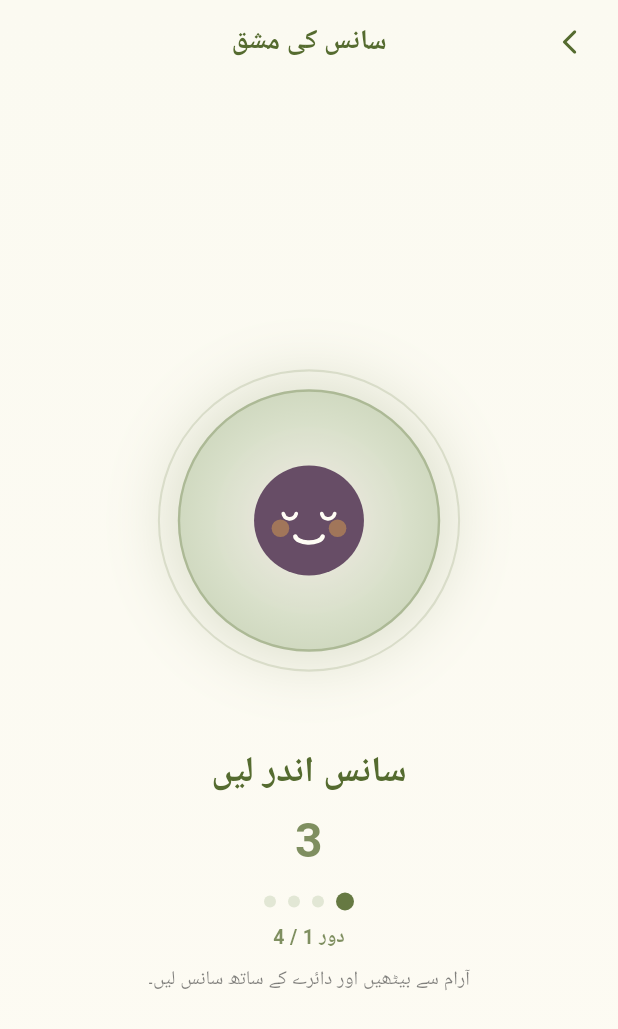
After one commit to nayabamna770-art/alfaaz, a Flutter app: the BreathingExerciseScreen screen opened directly, on a phone screen of 412 x 824 dp. The commit adds this screen. Shown: the top 1029 px of the screen. Run offline on Flutter 3.47's test engine with Material 3 defaults, Android fonts, the phone set to English and light mode, and no system bars; our stand-ins replace confetti, flutter_tts, just_audio, shared_preferences, smooth_page_indicator, supabase_flutter; missing offline and left inert: record; accounts and stored records are empty.

Commit message:
building confidence screen and expanding breathing exercise

```diff
--- /dev/null
+++ b/lib/screens/confidence/breathing_exercise_screen.dart
@@ -0,0 +1,547 @@
+import 'dart:math' as math;
+
+import 'package:flutter/material.dart';
+
+import '../../services/storage_service.dart';
+import '../../theme/app_colors.dart';
+import '../../widgets/bol_mascot_widget.dart';
+
+/// Guided box-breathing exercise opened from the "Breathing" card in the
+/// Confidence tab.
+///
+/// One cycle = inhale 4s -> hold 4s -> exhale 4s -> hold 4s (16s total),
+/// repeated 4 times. After the last cycle a short "How do you feel?"
+/// self-check is shown, and "Done" returns to the Confidence menu.
+///
+/// No recording or mic permission is involved.
+class BreathingExerciseScreen extends StatefulWidget {
+  const BreathingExerciseScreen({super.key});
+
+  @override
+  State<BreathingExerciseScreen> createState() =>
+      _BreathingExerciseScreenState();
+}
+
+class _BreathingExerciseScreenState extends State<BreathingExerciseScreen>
+    with TickerProviderStateMixin {
+  // Hardcoded hex values reused from the Confidence menu (no new colors):
+  // 1. Screen background cream: #FFFDF5
+  // 2. Olive accent: #556B2F
+  // 3. Light olive tint: #E8EEDC
+  // 4. Muted cream/olive badge tone: #E2E7D5
+  static const Color _screenBg = Color(0xFFFFFDF5);
+  static const Color _oliveAccent = Color(0xFF556B2F);
+  static const Color _oliveTint = Color(0xFFE8EEDC);
+  static const Color _badgeTone = Color(0xFFE2E7D5);
+
+  static const int _totalCycles = 4;
+  static const int _phaseSeconds = 4;
+  static const double _cycleSeconds = _phaseSeconds * 4; // 16s per cycle
+  static const double _sessionSeconds = _cycleSeconds * _totalCycles; // 64s
+
+  /// Runs all 4 cycles back to back so the breath never stutters between them.
+  late final AnimationController _controller;
+
+  /// Independent slow pulse for the soft glow around the circle.
+  late final AnimationController _glowController;
+
+  bool _showSelfCheck = false;
+  int? _selectedFeeling; // 0 = calm/good, 1 = neutral/okay
+
+  bool get _isUrdu => StorageService.getLanguagePref() == 'ur';
+
+  @override
+  void initState() {
+    super.initState();
+
+    _glowController = AnimationController(
+      vsync: this,
+      duration: const Duration(milliseconds: 2200),
+    )..repeat(reverse: true);
+
+    _controller = AnimationController(
+      vsync: this,
+      duration: const Duration(seconds: _phaseSeconds * 4 * _totalCycles),
+    )..addStatusListener(_onSessionStatus);
+
+    _controller.forward();
+  }
+
+  void _onSessionStatus(AnimationStatus status) {
+    if (status != AnimationStatus.completed) return;
+    _glowController.stop();
+    setState(() => _showSelfCheck = true);
+  }
+
+  @override
+  void dispose() {
+    _controller.removeStatusListener(_onSessionStatus);
+    _controller.dispose();
+    _glowController.dispose();
+    super.dispose();
+  }
+
+  // ---------------------------------------------------------------------------
+  // Cycle math
+  // ---------------------------------------------------------------------------
+
+  /// Index of the cycle in progress (0..3).
+  int _cycleIndex(double t) {
+    return (t * _sessionSeconds / _cycleSeconds)
+        .floor()
+        .clamp(0, _totalCycles - 1);
+  }
+
+  /// Seconds elapsed inside the current cycle (0..16).
+  double _cycleElapsed(double t) {
+    return (t * _sessionSeconds - _cycleIndex(t) * _cycleSeconds)
+        .clamp(0.0, _cycleSeconds);
+  }
+
+  /// 0 = breathe in, 1 = hold, 2 = breathe out, 3 = hold.
+  int _phaseIndex(double t) {
+    return (_cycleElapsed(t) / _phaseSeconds).floor().clamp(0, 3);
+  }
+
+  /// Seconds elapsed inside the current phase (0..4).
+  double _phaseElapsed(double t) {
+    return (_cycleElapsed(t) - _phaseIndex(t) * _phaseSeconds)
+        .clamp(0.0, _phaseSeconds.toDouble());
+  }
+
+  /// Countdown shown to the user: 4 -> 3 -> 2 -> 1.
+  int _countdown(double t) {
+    return (_phaseSeconds - _phaseElapsed(t)).ceil().clamp(1, _phaseSeconds);
+  }
+
+  /// Eased 0..1 "expansion" of the breath: 0 fully contracted, 1 fully expanded.
+  double _expansion(double t) {
+    final phase = _phaseIndex(t);
+    final progress = (_phaseElapsed(t) / _phaseSeconds).clamp(0.0, 1.0);
+    switch (phase) {
+      case 0: // inhale: grow
+        return Curves.easeInOutSine.transform(progress);
+      case 1: // hold in: stay expanded
+        return 1.0;
+      case 2: // exhale: shrink
+        return 1.0 - Curves.easeInOutSine.transform(progress);
+      default: // hold out: stay contracted
+        return 0.0;
+    }
+  }
+
+  String _phaseLabel(int phase) {
+    switch (phase) {
+      case 0:
+        return _isUrdu ? 'سانس اندر لیں' : 'Breathe in';
+      case 2:
+        return _isUrdu ? 'سانس باہر نکالیں' : 'Breathe out';
+      default:
+        return _isUrdu ? 'روکیں' : 'Hold';
+    }
+  }
+
+  // ---------------------------------------------------------------------------
+  // Build
+  // ---------------------------------------------------------------------------
+
+  @override
+  Widget build(BuildContext context) {
+    return Directionality(
+      textDirection: _isUrdu ? TextDirection.rtl : TextDirection.ltr,
+      child: Scaffold(
+        backgroundColor: _screenBg,
+        body: AnimatedBuilder(
+          animation: Listenable.merge([_controller, _glowController]),
+          builder: (context, _) {
+            final t = _controller.value;
+            final expansion = _showSelfCheck ? 0.0 : _expansion(t);
+
+            // Slow ambient gradient shift: drifts out and back over each cycle
+            // so the background never jumps between cycles.
+            final drift =
+                (1 - math.cos(_cycleElapsed(t) / _cycleSeconds * 2 * math.pi)) /
+                    2;
+            final topColor = Color.lerp(
+              _screenBg,
+              _oliveTint,
+              0.12 + drift * 0.40,
+            )!;
+            final bottomColor = Color.lerp(
+              _screenBg,
+              _badgeTone,
+              0.04 + drift * 0.22,
+            )!;
+
+            return DecoratedBox(
+              decoration: BoxDecoration(
+                gradient: LinearGradient(
+                  begin: Alignment.topCenter,
+                  end: Alignment.bottomCenter,
+                  colors: _showSelfCheck
+                      ? const [_screenBg, _oliveTint]
+                      : [topColor, bottomColor],
+                ),
+              ),
+              child: SafeArea(
+                child: Column(
+                  children: [
+                    _buildHeader(),
+                    Expanded(
+                      child: _showSelfCheck
+                          ? _buildSelfCheck()
+                          : _buildBreathingBody(t, expansion),
+                    ),
+                  ],
+                ),
+              ),
+            );
+          },
+        ),
+      ),
+    );
+  }
+
+  Widget _buildHeader() {
+    return Padding(
+      padding: const EdgeInsets.symmetric(horizontal: 8, vertical: 4),
+      child: Row(
+        children: [
+          IconButton(
+            icon: Icon(
+              _isUrdu
+                  ? Icons.arrow_forward_ios_rounded
+                  : Icons.arrow_back_ios_rounded,
+              color: _oliveAccent,
+              size: 20,
+            ),
+            onPressed: () => Navigator.of(context).pop(),
+          ),
+          Expanded(
+            child: Text(
+              _isUrdu ? 'سانس کی مشق' : 'Breathing',
+              textAlign: TextAlign.center,
+              style: const TextStyle(
+                color: _oliveAccent,
+                fontSize: 18,
+                fontWeight: FontWeight.bold,
+              ),
+            ),
+          ),
+          const SizedBox(width: 48), // balances the leading icon button
+        ],
+      ),
+    );
+  }
+
+  // ---------------------------------------------------------------------------
+  // Breathing view
+  // ---------------------------------------------------------------------------
+
+  Widget _buildBreathingBody(double t, double expansion) {
+    final phase = _phaseIndex(t);
+    final countdown = _countdown(t);
+    final pulse = _glowController.value;
+
+    // Circle scale: contracted 0.62 -> expanded 1.0 of its 220px box.
+    final circleScale = 0.62 + expansion * 0.38;
+    // Bol breathes with the circle, but more gently.
+    final mascotScale = 0.90 + expansion * 0.22;
+
+    return Padding(
+      padding: const EdgeInsets.symmetric(horizontal: 24),
+      child: Column(
+        children: [
+          const Spacer(),
+          SizedBox(
+            // Fits the 220px circle at full expansion plus its 1.16x halo.
+            height: 260,
+            child: Center(
+              child: Stack(
+                alignment: Alignment.center,
+                children: [
+                  // Outer halo ring that pulses softly out of phase.
+                  Transform.scale(
+                    scale: circleScale * (1.10 + pulse * 0.06),
+                    child: Container(
+                      width: 220,
+                      height: 220,
+                      decoration: BoxDecoration(
+                        shape: BoxShape.circle,
+                        border: Border.all(
+                          color: _oliveAccent.withValues(
+                            alpha: 0.10 + expansion * 0.12,
+                          ),
+                          width: 1.5,
+                        ),
+                      ),
+                    ),
+                  ),
+
+                  // Breathing circle with a soft glow.
+                  Transform.scale(
+                    key: const ValueKey('breathing-circle'),
+                    scale: circleScale,
+                    child: Container(
+                      width: 220,
+                      height: 220,
+                      decoration: BoxDecoration(
+                        shape: BoxShape.circle,
+                        gradient: RadialGradient(
+                          colors: [
+                            Color.lerp(_oliveTint, _screenBg, 0.35)!,
+                            Color.lerp(_oliveTint, _oliveAccent, 0.16)!,
+                          ],
+                        ),
+                        border: Border.all(
+                          color: _oliveAccent.withValues(
+                            alpha: 0.22 + expansion * 0.16,
+                          ),
+                          width: 2,
+                        ),
+                        boxShadow: [
+                          BoxShadow(
+                            color: _oliveAccent.withValues(
+                              alpha: 0.10 + expansion * 0.12 + pulse * 0.05,
+                            ),
+                            blurRadius: 28 + expansion * 26 + pulse * 8,
+                            spreadRadius: 2 + expansion * 10,
+                          ),
+                        ],
+                      ),
+                    ),
+                  ),
+
+                  // Bol scales in sync with the breath.
+                  Transform.scale(
+                    key: const ValueKey('breathing-mascot'),
+                    scale: mascotScale,
+                    child: const BolMascotWidget(
+                      pose: BolPose.calm,
+                      size: 118,
+                      showSoundwave: false,
+                    ),
+                  ),
+                ],
+              ),
+            ),
+          ),
+          const SizedBox(height: 20),
+
+          // Phase label fades whenever the phase changes.
+          SizedBox(
+            height: 34,
+            child: AnimatedSwitcher(
+              duration: const Duration(milliseconds: 550),
+              child: Text(
+                _phaseLabel(phase),
+                key: ValueKey<int>(phase),
+                textAlign: TextAlign.center,
+                style: const TextStyle(
+                  color: _oliveAccent,
+                  fontSize: 24,
+                  fontWeight: FontWeight.bold,
+                ),
+              ),
+            ),
+          ),
+          const SizedBox(height: 6),
+
+          // 4 - 3 - 2 - 1 countdown, fading on every tick.
+          SizedBox(
+            height: 44,
+            child: AnimatedSwitcher(
+              duration: const Duration(milliseconds: 320),
+              child: Text(
+                '$countdown',
+                key: ValueKey<String>('$phase-$countdown'),
+                style: TextStyle(
+                  color: _oliveAccent.withValues(alpha: 0.75),
+                  fontSize: 32,
+                  fontWeight: FontWeight.w600,
+                ),
+              ),
+            ),
+          ),
+          const SizedBox(height: 14),
+
+          _buildCycleIndicator(_cycleIndex(t)),
+          const SizedBox(height: 10),
+          Text(
+            _isUrdu
+                ? 'آرام سے بیٹھیں اور دائرے کے ساتھ سانس لیں۔'
+                : 'Sit comfortably and follow the circle with your breath.',
+            textAlign: TextAlign.center,
+            style: const TextStyle(
+              color: AppColors.mutedCharcoal,
+              fontSize: 13,
+              height: 1.45,
+            ),
+          ),
+          const Spacer(),
+        ],
+      ),
+    );
+  }
+
+  Widget _buildCycleIndicator(int cycleIndex) {
+    final current = cycleIndex + 1;
+    return Column(
+      children: [
+        Row(
+          mainAxisAlignment: MainAxisAlignment.center,
+          children: List<Widget>.generate(_totalCycles, (index) {
+            final isDone = index < cycleIndex;
+            final isCurrent = index == cycleIndex;
+            return Container(
+              width: isCurrent ? 12 : 8,
+              height: isCurrent ? 12 : 8,
+              margin: const EdgeInsets.symmetric(horizontal: 4),
+              decoration: BoxDecoration(
+                shape: BoxShape.circle,
+                color: isDone || isCurrent
+                    ? _oliveAccent.withValues(alpha: isCurrent ? 0.9 : 0.45)
+                    : _badgeTone,
+              ),
+            );
+          }),
+        ),
+        const SizedBox(height: 8),
+        Text(
+          _isUrdu ? 'دور $current / $_totalCycles' : 'Cycle $current of $_totalCycles',
+          style: TextStyle(
+            color: _oliveAccent.withValues(alpha: 0.75),
+            fontSize: 13,
+            fontWeight: FontWeight.w600,
+          ),
+        ),
+      ],
+    );
+  }
+
+  // ---------------------------------------------------------------------------
+  // Self-check view
+  // ---------------------------------------------------------------------------
+
+  Widget _buildSelfCheck() {
+    return SingleChildScrollView(
+      padding: const EdgeInsets.symmetric(horizontal: 28, vertical: 12),
+      child: Column(
+        children: [
+          const SizedBox(height: 12),
+          const BolMascotWidget(
+            pose: BolPose.calm,
+            size: 120,
+            showSoundwave: false,
+          ),
+          const SizedBox(height: 20),
+          Text(
+            _isUrdu ? 'آپ کیسا محسوس کر رہے ہیں؟' : 'How do you feel?',
+            textAlign: TextAlign.center,
+            style: const TextStyle(
+              color: _oliveAccent,
+              fontSize: 22,
+              fontWeight: FontWeight.bold,
+            ),
+          ),
+          const SizedBox(height: 8),
+          Text(
+            _isUrdu
+                ? 'چار دور مکمل ہو گئے۔ بہت خوب!'
+                : 'You completed all 4 breathing cycles. Well done!',
+            textAlign: TextAlign.center,
+            style: const TextStyle(
+              color: AppColors.mutedCharcoal,
+              fontSize: 13,
+              height: 1.45,
+            ),
+          ),
+          const SizedBox(height: 28),
+          Row(
+            children: [
+              Expanded(
+                child: _buildFeelingOption(
+                  index: 0,
+                  emoji: '🙂',
+                  label: _isUrdu ? 'پرسکون' : 'Calmer',
+                ),
+              ),
+              const SizedBox(width: 14),
+              Expanded(
+                child: _buildFeelingOption(
+                  index: 1,
+                  emoji: '😐',
+                  label: _isUrdu ? 'ٹھیک' : 'About the same',
+                ),
+              ),
+            ],
+          ),
+          const SizedBox(height: 32),
+          SizedBox(
+            width: double.infinity,
+            height: 50,
+            child: ElevatedButton(
+              onPressed: () => Navigator.of(context).pop(),
+              style: ElevatedButton.styleFrom(
+                backgroundColor: _oliveAccent,
+                foregroundColor: _screenBg,
+                shape: RoundedRectangleBorder(
+                  borderRadius: BorderRadius.circular(16),
+                ),
+                elevation: 0,
+              ),
+              child: Text(
+                _isUrdu ? 'مکمل' : 'Done',
+                style: const TextStyle(
+                  fontSize: 15,
+                  fontWeight: FontWeight.bold,
+                ),
+              ),
+            ),
+          ),
+          const SizedBox(height: 16),
+        ],
+      ),
+    );
+  }
+
+  Widget _buildFeelingOption({
+    required int index,
+    required String emoji,
+    required String label,
+  }) {
+    final isSelected = _selectedFeeling == index;
+    return GestureDetector(
+      onTap: () => setState(() => _selectedFeeling = index),
+      child: AnimatedContainer(
+        duration: const Duration(milliseconds: 220),
+        padding: const EdgeInsets.symmetric(vertical: 20, horizontal: 12),
+        decoration: BoxDecoration(
+          color: isSelected ? _oliveTint : _screenBg,
+          borderRadius: BorderRadius.circular(18),
+          border: Border.all(
+            color: isSelected
+                ? _oliveAccent
+                : _oliveAccent.withValues(alpha: 0.2),
+            width: isSelected ? 2 : 1.2,
+          ),
+        ),
+        child: Column(
+          children: [
+            Text(emoji, style: const TextStyle(fontSize: 34)),
+            const SizedBox(height: 10),
+            Text(
+              label,
+              textAlign: TextAlign.center,
+              style: TextStyle(
+                color: _oliveAccent,
+                fontSize: 13,
+                fontWeight: isSelected ? FontWeight.bold : FontWeight.w600,
+              ),
+            ),
+          ],
+        ),
+      ),
+    );
+  }
+}
--- a/lib/screens/home/caregiver_home_shell_screen.dart
+++ b/lib/screens/home/caregiver_home_shell_screen.dart
@@ -16,7 +16,6 @@ class CaregiverHomeShellScreen extends StatefulWidget {
 
 class _CaregiverHomeShellScreenState extends State<CaregiverHomeShellScreen> {
   int _currentTabIndex = 0;
-  late String _lang;
   late String _alfaazId;
   String? _caregiverName;
 
@@ -28,13 +27,12 @@ class _CaregiverHomeShellScreenState extends State<CaregiverHomeShellScreen> {
   @override
   void initState() {
     super.initState();
-    _lang = StorageService.getLanguagePref();
     _alfaazId = StorageService.getCachedAlfaazId() ?? 'ALF-0000';
     _caregiverName = StorageService.getCachedUserName();
     _loadLinkedLearner();
   }
 
-  bool get _isUrdu => _lang == 'ur';
+  bool get _isUrdu => StorageService.getLanguagePref() == 'ur';
 
   Future<void> _loadLinkedLearner() async {
     setState(() {
```
Also changed, not shown: lib/screens/home/home_shell_screen.dart (+12 -120 lines), 1 other file.
